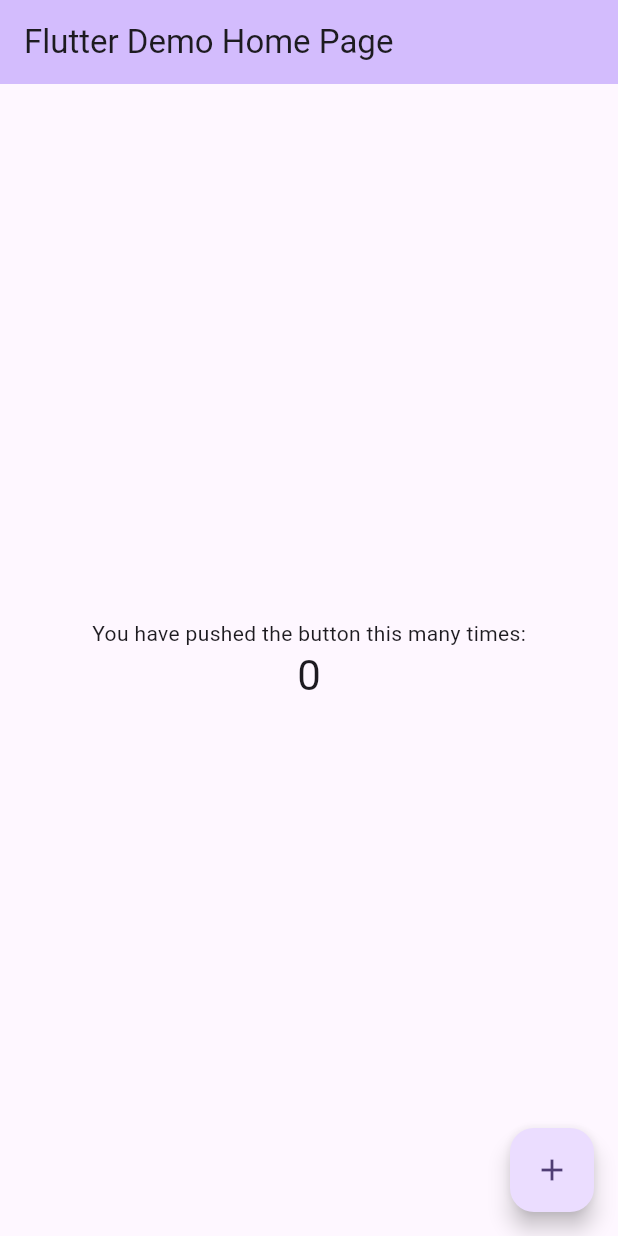
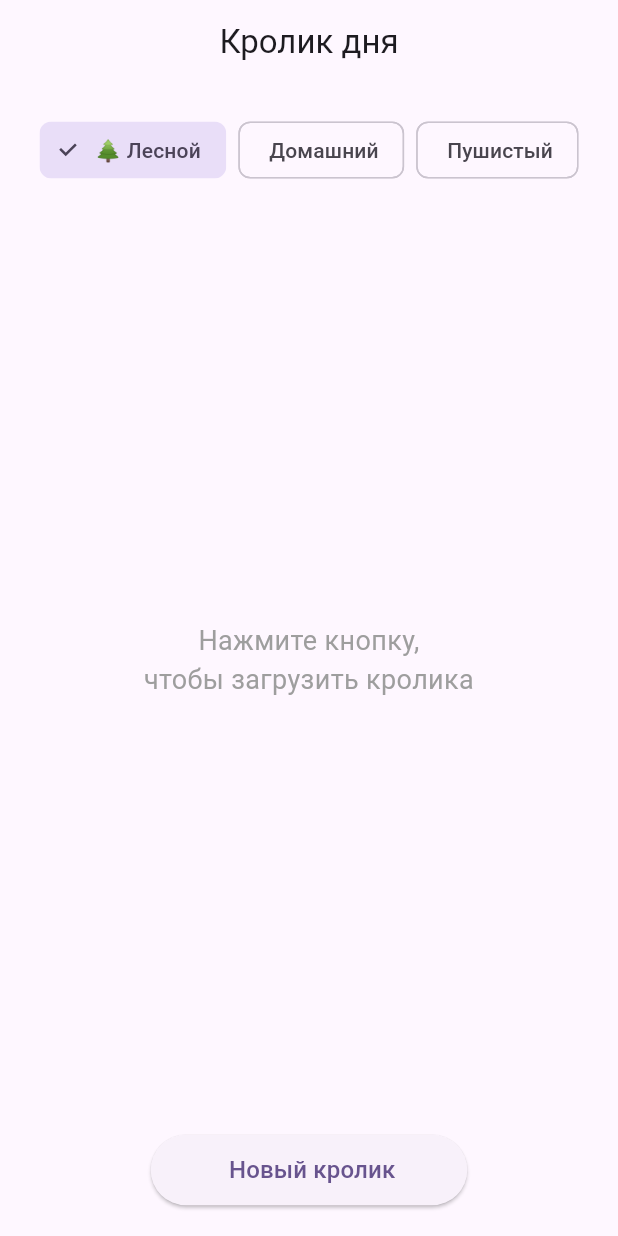
Before and after one commit to qwezxc228/Flutter_photo_of_the_day, a Flutter app: the screen it shows after launch, on a phone screen of 412 x 824 dp. Run offline on Flutter 3.47's test engine with Material 3 defaults, Android fonts, the phone set to English and light mode, and no system bars.

Commit message:
Implement rabbit photo app with async loading

```diff
--- a/lib/main.dart
+++ b/lib/main.dart
@@ -1,4 +1,5 @@
-import 'package:material_ui/material_ui.dart';
+import 'package:flutter/material.dart';
+import 'photo_page.dart';
 
 void main() {
   runApp(const MyApp());
@@ -7,116 +8,18 @@ void main() {
 class MyApp extends StatelessWidget {
   const MyApp({super.key});
 
-  // This widget is the root of your application.
   @override
   Widget build(BuildContext context) {
     return MaterialApp(
-      title: 'Flutter Demo',
+      title: 'Кролик дня',
+      debugShowCheckedModeBanner: false,
       theme: ThemeData(
-        // This is the theme of your application.
-        //
-        // TRY THIS: Try running your application with "flutter run". You'll see
-        // the application has a purple toolbar. Then, without quitting the app,
-        // try changing the seedColor in the colorScheme below to Colors.green
-        // and then invoke "hot reload" (save your changes or press the "hot
-        // reload" button in a Flutter-supported IDE, or press "r" if you used
-        // the command line to start the app).
-        //
-        // Notice that the counter didn't reset back to zero; the application
-        // state is not lost during the reload. To reset the state, use hot
-        // restart instead.
-        //
-        // This works for code too, not just values: Most code changes can be
-        // tested with just a hot reload.
-        colorScheme: .fromSeed(seedColor: Colors.deepPurple),
+        colorScheme: ColorScheme.fromSeed(
+          seedColor: Colors.deepPurple,
+        ),
+        useMaterial3: true,
       ),
-      home: const MyHomePage(title: 'Flutter Demo Home Page'),
+      home: const PhotoPage(),
     );
   }
 }
-
-class MyHomePage extends StatefulWidget {
-  const MyHomePage({super.key, required this.title});
-
-  // This widget is the home page of your application. It is stateful, meaning
-  // that it has a State object (defined below) that contains fields that affect
-  // how it looks.
-
-  // This class is the configuration for the state. It holds the values (in this
-  // case the title) provided by the parent (in this case the App widget) and
-  // used by the build method of the State. Fields in a Widget subclass are
-  // always marked "final".
-
-  final String title;
-
-  @override
-  State<MyHomePage> createState() => _MyHomePageState();
-}
-
-class _MyHomePageState extends State<MyHomePage> {
-  int _counter = 0;
-
-  void _incrementCounter() {
-    setState(() {
-      // This call to setState tells the Flutter framework that something has
-      // changed in this State, which causes it to rerun the build method below
-      // so that the display can reflect the updated values. If we changed
-      // _counter without calling setState(), then the build method would not be
-      // called again, and so nothing would appear to happen.
-      _counter++;
-    });
-  }
-
-  @override
-  Widget build(BuildContext context) {
-    // This method is rerun every time setState is called, for instance as done
-    // by the _incrementCounter method above.
-    //
-    // The Flutter framework has been optimized to make rerunning build methods
-    // fast, so that you can just rebuild anything that needs updating rather
-    // than having to individually change instances of widgets.
-    return Scaffold(
-      appBar: AppBar(
-        // TRY THIS: Try changing the color here to a specific color (to
-        // Colors.amber, perhaps?) and trigger a hot reload to see the AppBar
-        // change color while the other colors stay the same.
-        backgroundColor: Theme.of(context).colorScheme.inversePrimary,
-        // Here we take the value from the MyHomePage object that was created by
-        // the App.build method, and use it to set our appbar title.
-        title: Text(widget.title),
-      ),
-      body: Center(
-        // Center is a layout widget. It takes a single child and positions it
-        // in the middle of the parent.
-        child: Column(
-          // Column is also a layout widget. It takes a list of children and
-          // arranges them vertically. By default, it sizes itself to fit its
-          // children horizontally, and tries to be as tall as its parent.
-          //
-          // Column has various properties to control how it sizes itself and
-          // how it positions its children. Here we use mainAxisAlignment to
-          // center the children vertically; the main axis here is the vertical
-          // axis because Columns are vertical (the cross axis would be
-          // horizontal).
-          //
-          // TRY THIS: Invoke "debug painting" (choose the "Toggle Debug Paint"
-          // action in the IDE, or press "p" in the console), to see the
-          // wireframe for each widget.
-          mainAxisAlignment: .center,
-          children: [
-            const Text('You have pushed the button this many times:'),
-            Text(
-              '$_counter',
-              style: Theme.of(context).textTheme.headlineMedium,
-            ),
-          ],
-        ),
-      ),
-      floatingActionButton: FloatingActionButton(
-        onPressed: _incrementCounter,
-        tooltip: 'Increment',
-        child: const Icon(Icons.add),
-      ),
-    );
-  }
-}
--- /dev/null
+++ b/lib/photo_page.dart
@@ -0,0 +1,174 @@
+import 'dart:math';
+import 'package:flutter/material.dart';
+enum RabbitType { forest, domestic, fluffy }
+
+class PhotoPage extends StatefulWidget {
+  const PhotoPage({super.key});
+
+  @override
+  State<PhotoPage> createState() => _PhotoPageState();
+}
+
+class _PhotoPageState extends State<PhotoPage> {
+  String? _imageUrl;
+  bool _isLoading = false;
+  String? _errorMessage;
+  RabbitType _rabbitType = RabbitType.forest;
+    final List<String> _localPhotos = [
+    'assets/images/rabbit1.jpg',
+    'assets/images/rabbit2.jpg',
+    'assets/images/rabbit3.jpg',
+  ];
+
+  Future<void> _fetchPhoto() async {
+    setState(() {
+      _isLoading = true;
+      _errorMessage = null;
+      _imageUrl = null;
+    });
+
+    try {
+      await Future.delayed(const Duration(seconds: 2));
+      final randomIndex = Random().nextInt(_localPhotos.length);
+      _imageUrl = _localPhotos[randomIndex];
+    } catch (e) {
+      _errorMessage = 'Ошибка загрузки фото кролика.\nПопробуйте еще раз.';
+    }
+
+    setState(() {
+      _isLoading = false;
+    });
+  }
+
+  @override
+  Widget build(BuildContext context) {
+    return Scaffold(
+      appBar: AppBar(
+        title: const Text('Кролик дня'),
+        centerTitle: true,
+      ),
+      body: Column(
+        children: [
+          const SizedBox(height: 20),
+          _buildRabbitToggle(),
+          const SizedBox(height: 20),
+          _buildContent(),
+          const SizedBox(height: 20),
+          _buildButton(),
+          const SizedBox(height: 20),
+        ],
+      ),
+    );
+  }
+
+  Widget _buildRabbitToggle() {
+    return Row(
+      mainAxisAlignment: MainAxisAlignment.center,
+      children: [
+        ChoiceChip(
+          label: const Text('🌲 Лесной'),
+          selected: _rabbitType == RabbitType.forest,
+          onSelected: (selected) {
+            if (selected) {
+              setState(() {
+                _rabbitType = RabbitType.forest;
+                _imageUrl = null;
+                _errorMessage = null;
+              });
+            }
+          },
+        ),
+        const SizedBox(width: 8),
+        ChoiceChip(
+          label: const Text(' Домашний'),
+          selected: _rabbitType == RabbitType.domestic,
+          onSelected: (selected) {
+            if (selected) {
+              setState(() {
+                _rabbitType = RabbitType.domestic;
+                _imageUrl = null;
+                _errorMessage = null;
+              });
+            }
+          },
+        ),
+        const SizedBox(width: 8),
+        ChoiceChip(
+          label: const Text(' Пушистый'),
+          selected: _rabbitType == RabbitType.fluffy,
+          onSelected: (selected) {
+            if (selected) {
+              setState(() {
+                _rabbitType = RabbitType.fluffy;
+                _imageUrl = null;
+                _errorMessage = null;
+              });
+            }
+          },
+        ),
+      ],
+    );
+  }
+
+  Widget _buildContent() {
+    if (_isLoading) {
+      return const Expanded(
+        child: Center(child: CircularProgressIndicator()),
+      );
+    }
+
+    if (_errorMessage != null) {
+      return Expanded(
+        child: Center(
+          child: Padding(
+            padding: const EdgeInsets.all(24),
+            child: Text(
+              _errorMessage!,
+              textAlign: TextAlign.center,
+              style: const TextStyle(fontSize: 16, color: Colors.red),
+            ),
+          ),
+        ),
+      );
+    }
+
+    if (_imageUrl != null) {
+      return Expanded(
+        child: Padding(
+          padding: const EdgeInsets.symmetric(horizontal: 16),
+          child: ClipRRect(
+            borderRadius: BorderRadius.circular(16),
+            child: Image.asset(
+              _imageUrl!,
+              fit: BoxFit.cover,
+              width: double.infinity,
+            ),
+          ),
+        ),
+      );
+    }
+
+    return const Expanded(
+      child: Center(
+        child: Text(
+          'Нажмите кнопку,\nчтобы загрузить кролика ',
+          textAlign: TextAlign.center,
+          style: TextStyle(fontSize: 18, color: Colors.grey),
+        ),
+      ),
+    );
+  }
+
+  Widget _buildButton() {
+    return ElevatedButton(
+      onPressed: _isLoading ? null : _fetchPhoto,
+      child: const Padding(
+        padding: EdgeInsets.symmetric(horizontal: 24, vertical: 12),
+        child: Text(
+          ' Новый кролик',
+          style: TextStyle(fontSize: 16),
+        ),
+      ),
+    );
+  }
+}
--- a/pubspec.yaml
+++ b/pubspec.yaml
@@ -57,7 +57,7 @@ flutter:
   # included with your application, so that you can use the icons in
   # the material Icons class.
   uses-material-design: true
-assets:
+  assets:
     - assets/images/
   # To add assets to your application, add an assets section, like this:
   # assets:
```
Also changed, not shown: assets/images/rabbit1.jpg (renamed from assets/images/krol2.jpg), assets/images/rabbit2.jpg (renamed from assets/images/photo1.jpg), assets/images/rabbit3.jpg (renamed from assets/images/photo3.jpg).
